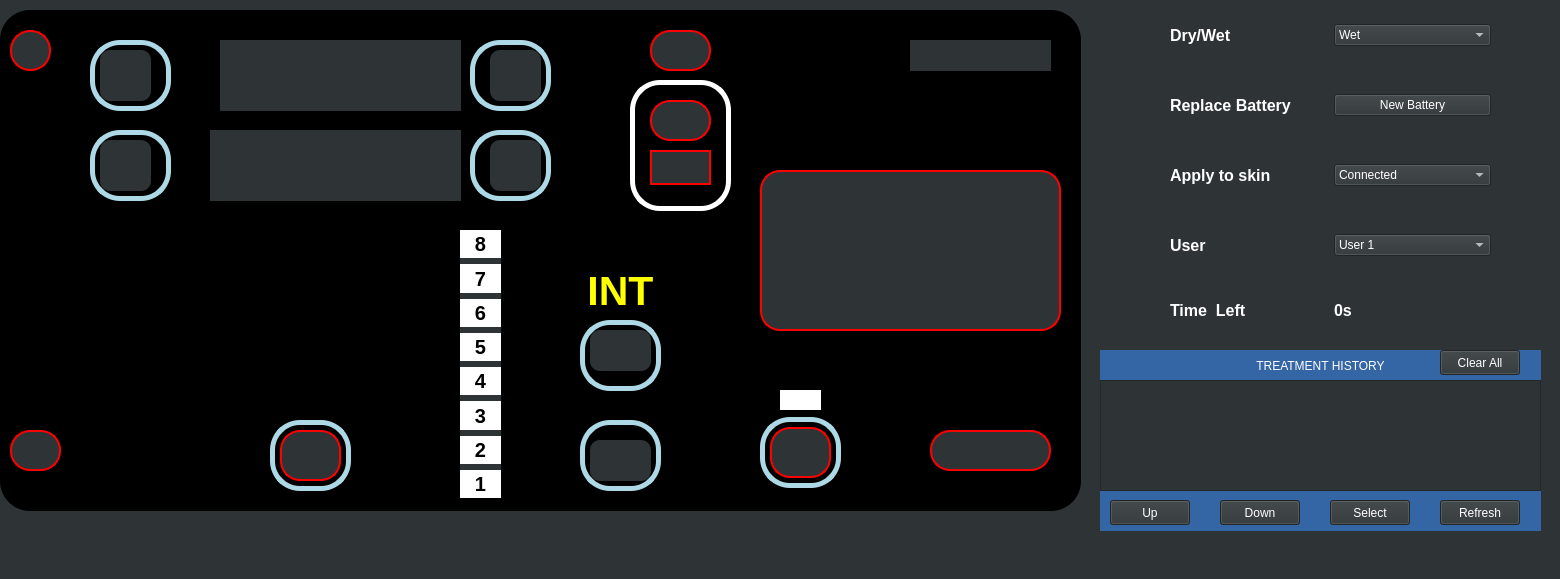
AmnElDawla/OasisPro, file Oasis/mainwindow.ui: the form before one commit.
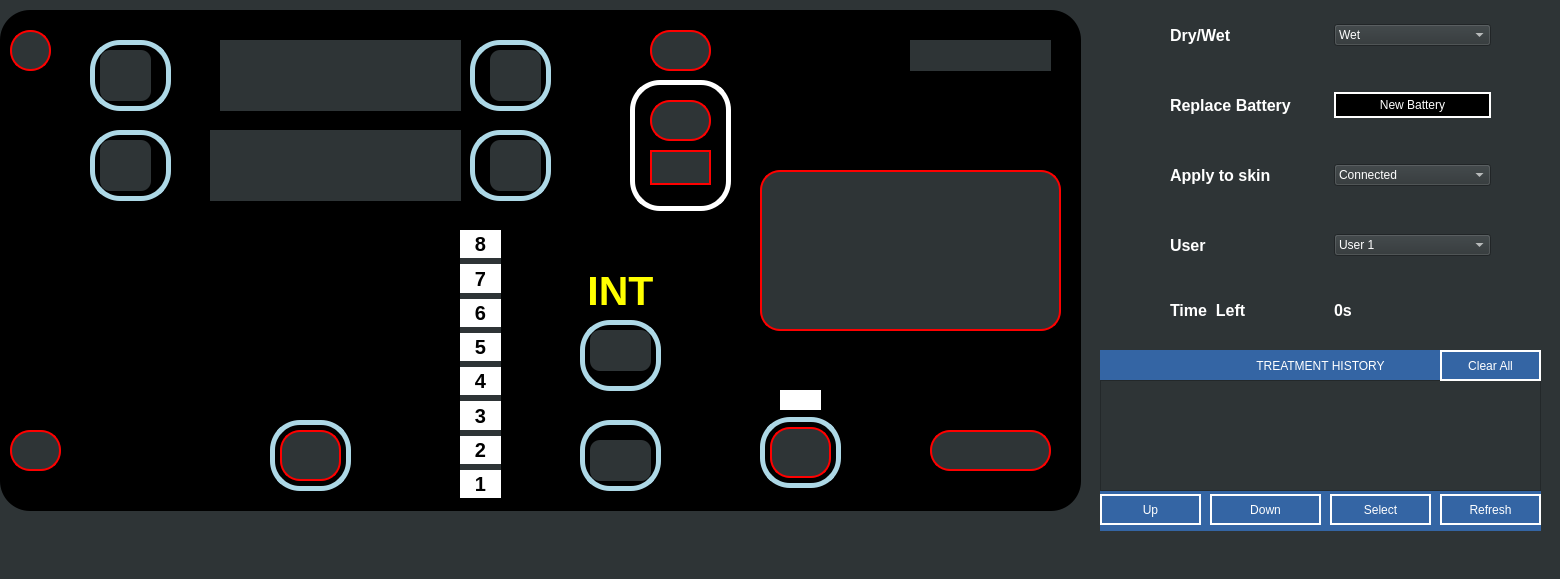
The form after the commit. Icons and pictures are not drawn.

Diff of the .ui file:
```diff
--- a/Oasis/mainwindow.ui
+++ b/Oasis/mainwindow.ui
@@ -971,7 +971,12 @@
      <item>
       <widget class="QPushButton" name="newBattery">
        <property name="styleSheet">
-        <string notr="true"/>
+        <string notr="true">#newBattery {
+color: white;
+padding: 4%;
+border: 2px solid white;
+background-color: black;
+}</string>
        </property>
        <property name="text">
         <string>New Battery</string>
@@ -1036,16 +1041,17 @@
    <widget class="QPushButton" name="treatmentUpBtn">
     <property name="geometry">
      <rect>
-      <x>1110</x>
-      <y>500</y>
-      <width>80</width>
-      <height>25</height>
+      <x>1100</x>
+      <y>494</y>
+      <width>101</width>
+      <height>31</height>
      </rect>
     </property>
     <property name="styleSheet">
-     <string notr="true">#increaseIntensityBtn{
-border-image: url(&quot;:/resources/buttons/yellowUp.png&quot;);
-border-radius: 10px;
+     <string notr="true">#treatmentUpBtn{
+border: 2px solid white;
+color: white;
+background-color: transparent;
 }
 
 </string>
@@ -1057,16 +1063,17 @@
    <widget class="QPushButton" name="treatmentDownBtn">
     <property name="geometry">
      <rect>
-      <x>1220</x>
-      <y>500</y>
-      <width>80</width>
-      <height>25</height>
+      <x>1210</x>
+      <y>494</y>
+      <width>111</width>
+      <height>31</height>
      </rect>
     </property>
     <property name="styleSheet">
-     <string notr="true">#increaseIntensityBtn{
-border-image: url(&quot;:/resources/buttons/yellowUp.png&quot;);
-border-radius: 10px;
+     <string notr="true">#treatmentDownBtn{
+border: 2px solid white;
+color: white;
+background-color: transparent;
 }
 
 </string>
@@ -1079,15 +1086,16 @@
     <property name="geometry">
      <rect>
       <x>1330</x>
-      <y>500</y>
-      <width>80</width>
-      <height>25</height>
+      <y>494</y>
+      <width>101</width>
+      <height>31</height>
      </rect>
     </property>
     <property name="styleSheet">
-     <string notr="true">#increaseIntensityBtn{
-border-image: url(&quot;:/resources/buttons/yellowUp.png&quot;);
-border-radius: 10px;
+     <string notr="true">#treatmentSelectBtn{
+border: 2px solid white;
+color: white;
+background-color: transparent;
 }
 
 </string>
@@ -1246,11 +1254,18 @@
     <property name="geometry">
      <rect>
       <x>1440</x>
-      <y>500</y>
-      <width>80</width>
-      <height>25</height>
+      <y>494</y>
+      <width>101</width>
+      <height>31</height>
      </rect>
     </property>
+    <property name="styleSheet">
+     <string notr="true">#treatmentRefreshBtn {
+border: 2px solid white;
+color: white;
+background-color: transparent;
+}</string>
+    </property>
     <property name="text">
      <string>Refresh</string>
     </property>
@@ -1260,13 +1275,20 @@
      <rect>
       <x>1440</x>
       <y>350</y>
-      <width>80</width>
-      <height>25</height>
+      <width>101</width>
+      <height>31</height>
      </rect>
     </property>
     <property name="autoFillBackground">
      <bool>false</bool>
     </property>
+    <property name="styleSheet">
+     <string notr="true">#clearTreatmentRecordsBtn {
+border: 2px solid white;
+background-color: transparent;
+color: white;
+}</string>
+    </property>
     <property name="text">
      <string>Clear All</string>
     </property>
```
